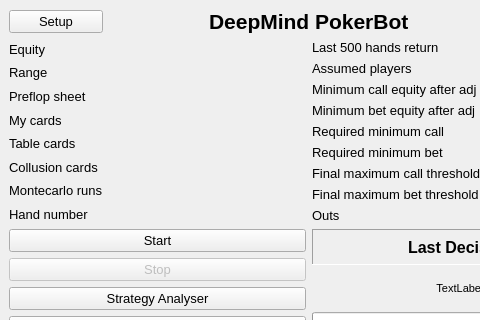
dickreuter/Poker, file gui/gui_qt_ui.ui: the form before one commit; both pictures show x 0 to 480 and y 0 to 320 of the 617 by 713 pixel window.
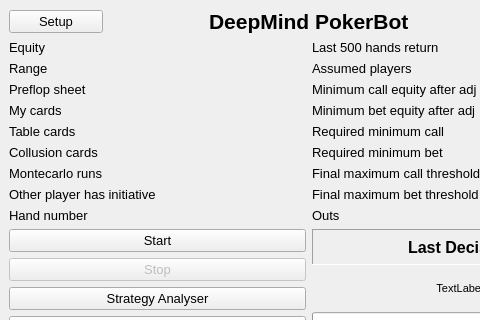
The form after the commit.

```diff
--- a/gui/gui_qt_ui.ui
+++ b/gui/gui_qt_ui.ui
@@ -696,6 +696,18 @@
         </property>
        </widget>
       </item>
+      <item>
+       <widget class="QLabel" name="label_18">
+        <property name="font">
+         <font>
+          <pointsize>10</pointsize>
+         </font>
+        </property>
+        <property name="text">
+         <string>Other player has initiative</string>
+        </property>
+       </widget>
+      </item>
       <item>
        <widget class="QLabel" name="label">
         <property name="font">
```
Left out of the diff: 12 changed lines with no effect on the pictures.
